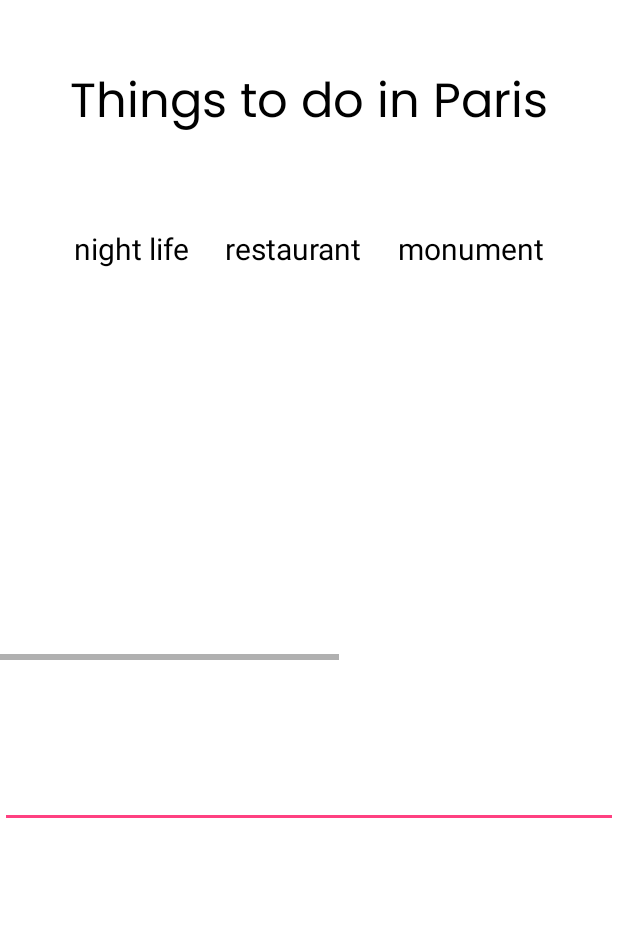
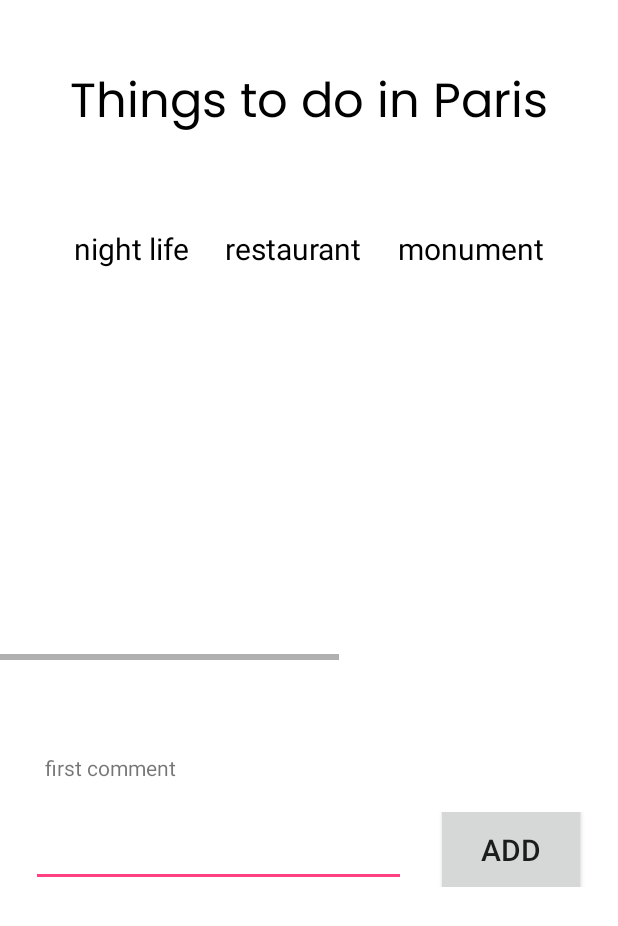
Before and after one commit to lance-leau/CSUMB-Project-2, an Android app: the About screen opened directly, with no data from a screen before it, on a phone screen of 412 x 824 dp. Shown: the top 926 px of the screen. Run offline under Robolectric (Android 15) with nearby library versions, the phone set to English and light mode, and no system bars; our stand-ins replace Picasso, Room's generated code; pictures from the network do not load; 1 statement that could not run was skipped.

Commit message:
started adding the comment section

```diff
--- a/MapWithMarker/app/src/main/java/com/example/mapwithmarker/About.java
+++ b/MapWithMarker/app/src/main/java/com/example/mapwithmarker/About.java
@@ -11,6 +11,8 @@ import androidx.appcompat.app.AppCompatActivity;
 
 import com.example.mapwithmarker.Database.ImageDao;
 import com.example.mapwithmarker.Database.MyDatabase;
+import com.example.mapwithmarker.Database.ReviewDao;
+import com.example.mapwithmarker.Database.ReviewTable;
 import com.squareup.picasso.Picasso;
 import com.example.mapwithmarker.PixelBay.PixabayApiService;
 import com.example.mapwithmarker.PixelBay.PixabayImage;
@@ -19,6 +21,7 @@ import com.example.mapwithmarker.PixelBay.PixabayResponse;
 
 import android.content.Intent;
 import android.os.Bundle;
+import android.widget.EditText;
 import android.widget.ImageView;
 
 import android.os.Bundle;
@@ -41,11 +44,15 @@ import retrofit2.converter.gson.GsonConverterFactory;
 public class About extends AppCompatActivity {
     String city;
     MyDatabase myDb;
+    ReviewDao reviewDao;
     ImageDao imageDao;
     ImageView imageView;
     String username;
     private final String[] subjects = {"night life", "restaurant", "monument", "activity"};
     private ImageView imageView1, imageView2, imageView3;
+    Button saveButton;
+    EditText editText;
+    TextView commentSection;
 
     @Override
     protected void onCreate(@Nullable Bundle savedInstanceState) {
@@ -58,11 +65,15 @@ public class About extends AppCompatActivity {
         myDb = Room.databaseBuilder(this, MyDatabase.class, "usertable").allowMainThreadQueries()
                 .fallbackToDestructiveMigration().build();
         imageDao= myDb.getImageDao();
+        reviewDao = myDb.getReviewDao();
 
         // Initialize ImageViews
         imageView1 = findViewById(R.id.imageView1);
         imageView2 = findViewById(R.id.imageView2);
         imageView3 = findViewById(R.id.imageView3);
+        saveButton = findViewById(R.id.saveButton);
+        editText = findViewById(R.id.comment_editText);
+        commentSection = findViewById(R.id.comment_section_textView);
 
         // Initialize Retrofit
         Retrofit retrofit = new Retrofit.Builder()
@@ -92,6 +103,24 @@ public class About extends AppCompatActivity {
             Picasso.get().load(urls[sub2]).into(imageView2);
             Picasso.get().load(urls[sub3]).into(imageView3);
         }
+
+        saveButton.setOnClickListener(new View.OnClickListener() {
+            @Override
+            public void onClick(View v) {
+                Log.d("Text", editText.getText().toString());
+                int id = reviewDao.retrieveID(username);
+                ReviewTable r = new ReviewTable(id, username, editText.getText().toString());
+                reviewDao.updateReview(r);
+
+                List<ReviewTable> users = reviewDao.getReview();
+                StringBuilder s = new StringBuilder();
+                for (ReviewTable re: users){
+                    s.append(re.getReview()).append('\n');
+                }
+                commentSection.setText(s.toString());
+                //Toast.makeText(Temporary.this, reviewDao.getReview("Kim"), Toast.LENGTH_SHORT).show();
+            }
+        });
     }
 
     private void loadImages(PixabayApiService apiService, String keyword, ImageView imageView) {
--- a/MapWithMarker/app/src/main/java/com/example/mapwithmarker/ActivityStartUp.java
+++ b/MapWithMarker/app/src/main/java/com/example/mapwithmarker/ActivityStartUp.java
@@ -44,7 +44,7 @@ public class ActivityStartUp extends AppCompatActivity {
             @Override
             public void onClick(View v) {
                 //Intent intent = new Intent(ActivityStartUp.this, ActivityRegister.class);
-                Intent intent = new Intent(ActivityStartUp.this, Temporary.class);
+                Intent intent = new Intent(ActivityStartUp.this, ActivityRegister.class);
                 startActivity(intent);
             }
         });
--- a/MapWithMarker/app/src/main/java/com/example/mapwithmarker/Database/Migrations.java
+++ b/MapWithMarker/app/src/main/java/com/example/mapwithmarker/Database/Migrations.java
@@ -9,6 +9,7 @@ public class Migrations {
         public void migrate(SupportSQLiteDatabase database) {
             // Create the new 'cities' column in the UserTable
             database.execSQL("ALTER TABLE UserTable ADD COLUMN cities TEXT DEFAULT '0'");
+            database.execSQL("ALTER TABLE UserTable ADD COLUMN review TEXT DEFAULT '0'");
 
             // Note: If there are other changes between version 1 and version 3,
             //       you would add additional migration steps here.
--- a/MapWithMarker/app/src/main/java/com/example/mapwithmarker/Database/MyDatabase.java
+++ b/MapWithMarker/app/src/main/java/com/example/mapwithmarker/Database/MyDatabase.java
@@ -7,11 +7,12 @@ import androidx.room.Room;
 import androidx.room.RoomDatabase;
 import androidx.room.migration.Migration;
 
-@Database(entities = {UserTable.class, ImageTable.class}, version = 4)
+@Database(entities = {UserTable.class, ImageTable.class, ReviewTable.class}, version = 5)
 
 public abstract class MyDatabase extends RoomDatabase {
     public abstract UserDao getDao();
     public abstract ImageDao getImageDao();
+    public abstract ReviewDao getReviewDao();
 
     private static volatile MyDatabase INSTANCE;
 
@@ -63,4 +64,20 @@ public abstract class MyDatabase extends RoomDatabase {
 
     }
 
+    public void addReview() {
+        new Thread(new Runnable() {
+            @Override
+            public void run() {
+
+                ReviewDao reviewDao = getReviewDao();
+                if(!reviewDao.is_taken("Kim")) {
+                    ReviewTable reviewTable = new ReviewTable(0, "Kim", "avis");
+                    reviewDao.insertReview(reviewTable);
+                }
+
+            }
+        }).start();
+
+    }
+
 }
--- /dev/null
+++ b/MapWithMarker/app/src/main/java/com/example/mapwithmarker/Database/ReviewDao.java
@@ -0,0 +1,29 @@
+package com.example.mapwithmarker.Database;
+import androidx.room.Dao;
+import androidx.room.Insert;
+import androidx.room.Query;
+import androidx.room.Update;
+
+import java.util.List;
+
+@Dao
+public interface ReviewDao {
+
+    @Insert
+    void insertReview(ReviewTable reviewTable);
+
+    @Update
+    void updateReview(ReviewTable reviewTable);
+
+    @Query("SELECT * FROM ReviewTable WHERE userName=:username")
+    public  boolean is_taken(String username);
+
+    @Query("SELECT id FROM ReviewTable WHERE userName=:username")
+    public  int retrieveID(String username);
+
+    @Query("SELECT * FROM ReviewTable")
+    List<ReviewTable> getReview();
+
+    @Query("SELECT username FROM ReviewTable WHERE username=:username")
+    String getReviewByUsername(String username);
+}
--- a/MapWithMarker/app/src/main/res/layout/activity_about.xml
+++ b/MapWithMarker/app/src/main/res/layout/activity_about.xml
@@ -140,9 +140,32 @@
                 android:layout_height="wrap_content"
                 android:orientation="vertical">
 
-                <EditText
+                <TextView
+                    android:id="@+id/comment_section_textView"
+                    android:layout_marginHorizontal="30dp"
+                    android:layout_marginBottom="20dp"
                     android:layout_width="match_parent"
-                    android:layout_height="50dp"/>
+                    android:layout_height="match_parent"
+                    android:text="first comment"/>
+
+                <LinearLayout
+                    android:layout_width="match_parent"
+                    android:layout_height="50dp"
+                    android:gravity="center">
+                    <EditText
+                        android:id="@+id/comment_editText"
+                        android:layout_width="250dp"
+                        android:layout_height="50dp"/>
+                    <Button
+                        android:id="@+id/saveButton"
+                        android:layout_width="100dp"
+                        android:layout_height="100dp"
+                        android:layout_marginStart="20dp"
+                        android:text="ADD"
+                        android:textSize="20dp"/>
+                </LinearLayout>
+
+
             </LinearLayout>
         </LinearLayout>
 
```
Also changed, not shown: MapWithMarker/app/src/main/java/com/example/mapwithmarker/ActivityRegister.java (+9 -0 lines), MapWithMarker/app/src/main/java/com/example/mapwithmarker/Database/ReviewTable.java (added, +43 -0 lines), MapWithMarker/app/src/main/java/com/example/mapwithmarker/Temporary.java (+45 -13 lines), MapWithMarker/app/src/main/res/layout/activity_temporary.xml (+15 -2 lines).
